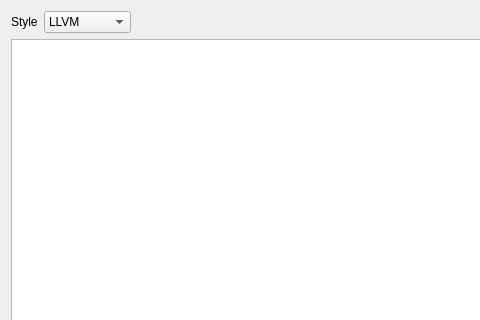
N1vn0vem8er/cutetoolbox, file src/widgets/tablegenformatterwidget.ui: the form before one commit; both pictures show x 0 to 480 and y 0 to 320 of the 915 by 708 pixel window.
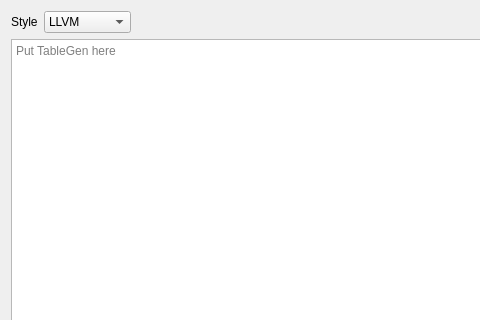
The form after the commit. Icons and pictures are not drawn. Custom widgets are drawn as their Qt base class.

Commit message: Added placeholder text

Diff of the .ui file:
```diff
--- a/src/widgets/tablegenformatterwidget.ui
+++ b/src/widgets/tablegenformatterwidget.ui
@@ -145,7 +145,11 @@
     </layout>
    </item>
    <item>
-    <widget class="CodeEditor" name="codeEditor"/>
+    <widget class="CodeEditor" name="codeEditor">
+     <property name="placeholderText">
+      <string>Put TableGen here</string>
+     </property>
+    </widget>
    </item>
   </layout>
  </widget>
```
The commit also changes 4 other files.
